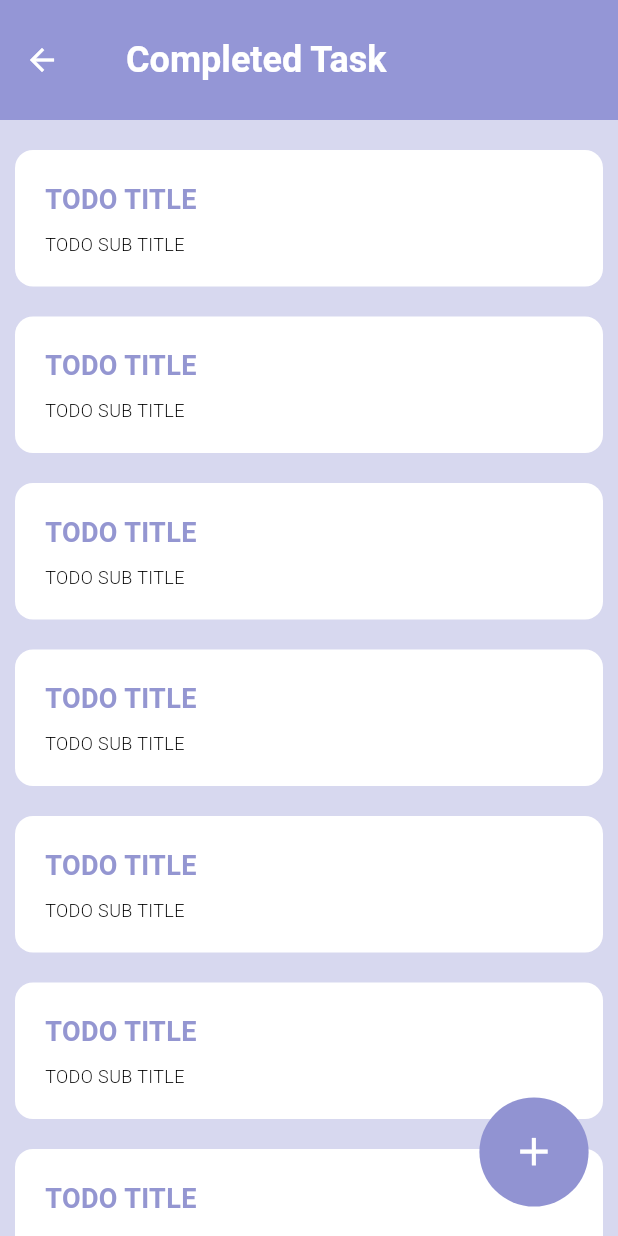
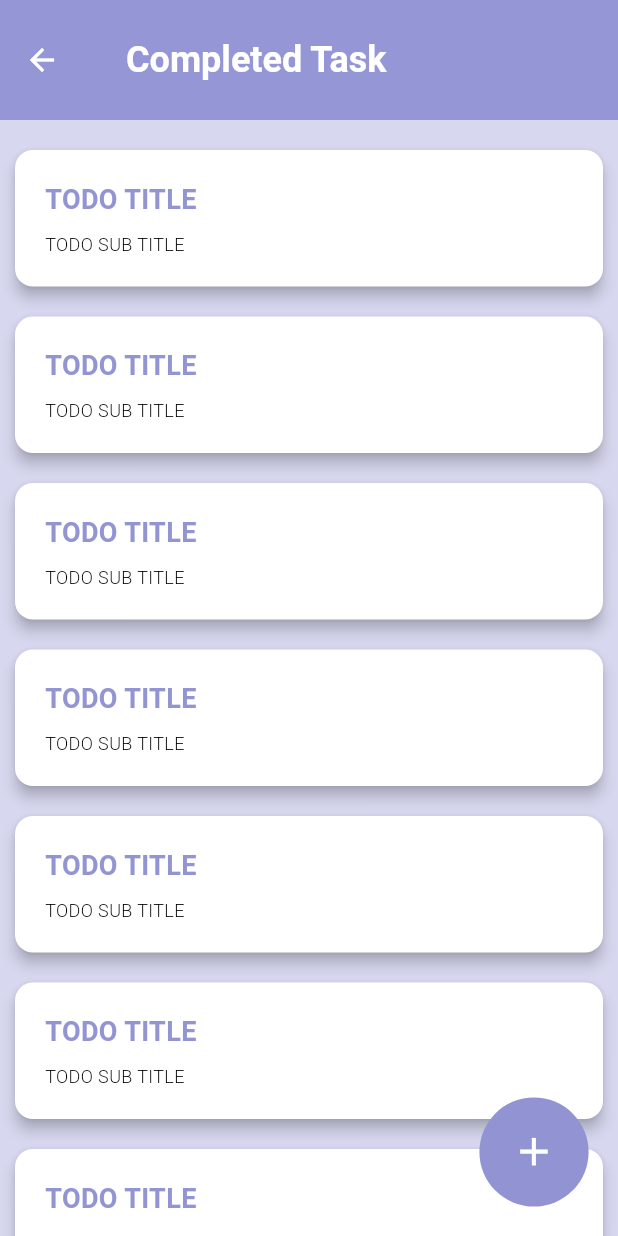
Before and after one commit to erfann31/ui_flutter_course, a Flutter app: the CompletedScreen screen opened directly, on a phone screen of 412 x 824 dp. Run offline on Flutter 3.47's test engine with Material 3 defaults, Android fonts, the phone set to English and light mode, and no system bars.

Commit message:
fix todo_widget.dart

```diff
--- a/lib/widgets/todo_widget.dart
+++ b/lib/widgets/todo_widget.dart
@@ -9,60 +9,44 @@ class TodoWidget extends StatelessWidget {
 
   @override
   Widget build(BuildContext context) {
-    return Container(
+    return Card(
+      color: Colors.white,
+      elevation: 4,
       margin: EdgeInsets.symmetric(vertical: 10),
-      decoration: BoxDecoration(
-        color: Color(0xffffffff),
-        shape: BoxShape.rectangle,
+      shape: RoundedRectangleBorder(
         borderRadius: BorderRadius.circular(12.0),
       ),
       child: Padding(
         padding: EdgeInsets.symmetric(vertical: 20, horizontal: 20),
         child: Row(
           mainAxisAlignment: MainAxisAlignment.spaceBetween,
-          crossAxisAlignment: CrossAxisAlignment.center,
-          mainAxisSize: MainAxisSize.max,
           children: [
             Column(
-              mainAxisAlignment: MainAxisAlignment.start,
               crossAxisAlignment: CrossAxisAlignment.start,
-              mainAxisSize: MainAxisSize.max,
               children: [
                 Text(
                   "TODO TITLE",
-                  textAlign: TextAlign.start,
-                  overflow: TextOverflow.clip,
                   style: TextStyle(
                     fontWeight: FontWeight.w700,
-                    fontStyle: FontStyle.normal,
                     fontSize: 18,
-                    color: Color(0xff9496d1),
+                    color: Theme.of(context).primaryColor,
                   ),
                 ),
-                Padding(
-                  padding: EdgeInsets.fromLTRB(0, 8, 0, 0),
-                  child: Text(
+                SizedBox(height: 8),
+                Text(
                   "TODO SUB TITLE",
-                    textAlign: TextAlign.start,
-                    overflow: TextOverflow.clip,
                   style: TextStyle(
                     fontWeight: FontWeight.w300,
-                      fontStyle: FontStyle.normal,
                     fontSize: 12,
-                      color: Color(0xff000000),
-                    ),
+                    color: Colors.black,
                   ),
                 ),
               ],
             ),
             if (showIconsRow)
               Row(
-                mainAxisAlignment: MainAxisAlignment.spaceEvenly,
-                crossAxisAlignment: CrossAxisAlignment.center,
-                mainAxisSize: MainAxisSize.max,
                 children: [
-                  GestureDetector(
-                    child: IconButton(
+                  IconButton(
                     onPressed: () {
                       Navigator.push(
                         context,
@@ -75,31 +59,26 @@ class TodoWidget extends StatelessWidget {
                     },
                     icon: Icon(
                       Icons.edit_outlined,
-                        color: Color(0xffB3B7EE),
+                      color: Theme.of(context).primaryColor,
                       size: 24,
                     ),
                   ),
-                  ),
-                  Padding(
-                    padding: EdgeInsets.fromLTRB(16, 0, 0, 0),
-                    child: IconButton(
+                  SizedBox(width: 16),
+                  IconButton(
                     onPressed: () {},
                     icon: Icon(
                       Icons.delete_outline,
-                        color: Color(0xffB3B7EE),
+                      color: Theme.of(context).primaryColor,
                       size: 24,
                     ),
                   ),
-                  ),
-                  Padding(
-                    padding: EdgeInsets.fromLTRB(16, 0, 0, 0),
-                    child: IconButton(
+                  SizedBox(width: 16),
+                  IconButton(
                     onPressed: () {},
                     icon: Icon(
                       Icons.check_circle_outlined,
-                        color: Color(0xffB3B7EE),
+                      color: Theme.of(context).primaryColor,
                       size: 24,
-                      ),
                     ),
                   ),
                 ],
```
Lines whose indentation alone changed are shown as unchanged.
